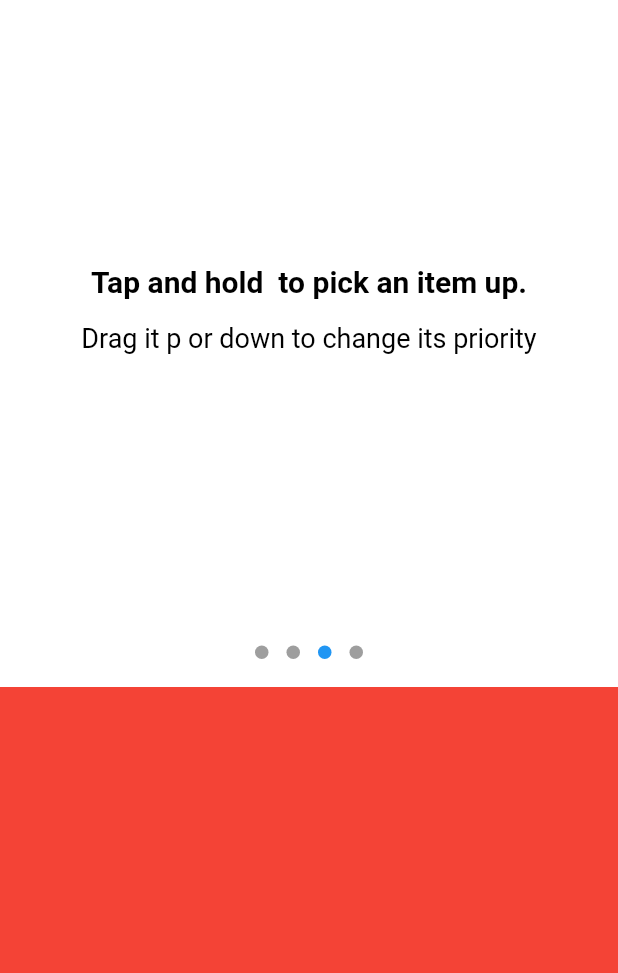
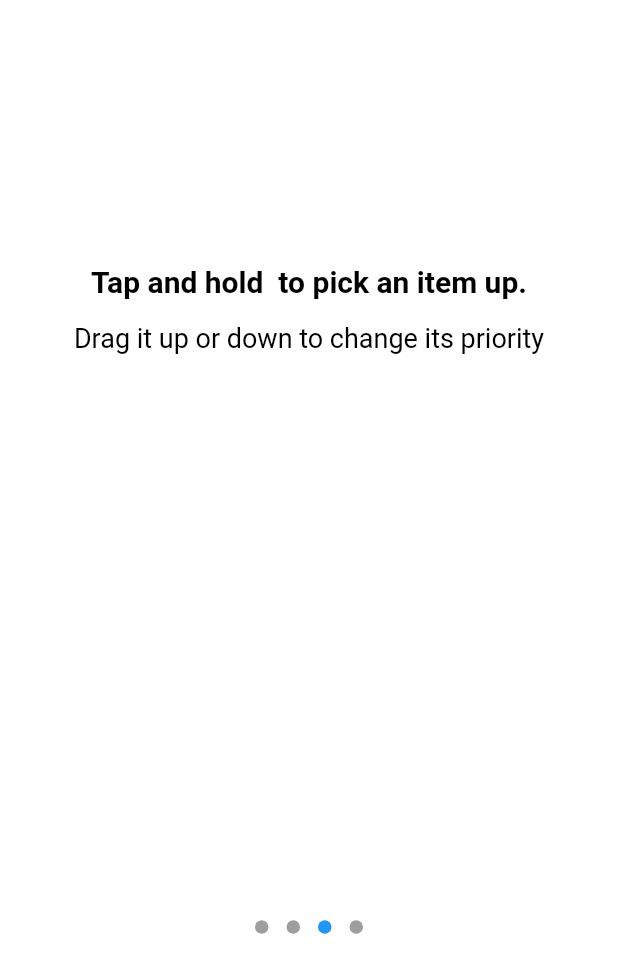
Before and after one commit to divya-rangnani/todo_list, a Flutter app: the screen it shows after launch, swiped to page 3, on a phone screen of 412 x 824 dp. Shown: the top 973 px of the screen. Run offline on Flutter 3.47's test engine with Material 2 defaults, Android fonts, the phone set to English and light mode, and no system bars; drawn by our look-alikes of dots_indicator; our stand-ins replace connectivity, dio, fluttertoast; missing offline and left inert: shake.

Commit message:
managed animated controller

```diff
--- a/lib/ui/intro_slider.dart
+++ b/lib/ui/intro_slider.dart
@@ -8,15 +8,26 @@ class IntroSlider extends StatefulWidget {
   _IntroSliderState createState() => _IntroSliderState();
 }
 
-class _IntroSliderState extends State<IntroSlider> {
+class _IntroSliderState extends State<IntroSlider>
+    with TickerProviderStateMixin {
   double height = 0;
   PageController _pageController = new PageController(initialPage: 0);
-  PageController _bottomPageController = new PageController(initialPage: 0);
   double currentPage = 0.0;
+  AnimationController _controller;
+  Animation<double> _animation;
 
   @override
   void initState() {
     _managePageController();
+    _controller = new AnimationController(
+      vsync: this,
+      duration: const Duration(milliseconds: 180),
+    );
+
+    _animation = new CurvedAnimation(
+      parent: _controller,
+      curve: new Interval(0.0, 1.0, curve: Curves.linear),
+    );
     super.initState();
   }
 
@@ -31,13 +42,13 @@ class _IntroSliderState extends State<IntroSlider> {
               controller: _pageController,
               children: [
                 //screen 1
-                IntroScreenOne(_pageController),
+                introScreenOne(_pageController),
                 //screen 2
-                IntroScreenTwo(context),
+                introScreenTwo(context),
                 //screen 3
-                IntroScreenThree(context),
+                introScreenThree(context),
                 //Screen 4
-                IntroScreenFour()
+                introScreenFour()
               ],
             ),
           ),
@@ -45,10 +56,7 @@ class _IntroSliderState extends State<IntroSlider> {
             alignment: Alignment.bottomCenter,
             child: Container(
               height: height,
-              width: MediaQuery
-                  .of(context)
-                  .size
-                  .width,
+              width: MediaQuery.of(context).size.width,
               child: Column(
                 children: [
                   Expanded(
@@ -58,28 +66,18 @@ class _IntroSliderState extends State<IntroSlider> {
                       position: currentPage,
                     ),
                   ),
-                  currentPage == 0 || currentPage >= 3
-                      ? Container()
-                      : Expanded(
-                    flex: 8,
-                    child: PageView(
-                      controller: _bottomPageController,
-                      children: [
-                        Container(
-                          color: Colors.red,
-                        ),
-                        Container(
-                          color: Colors.green,
-                        ),
-                        Container(
-                          color: Colors.black,
-                        ),
-                        Container(
-                          color: Colors.blue,
-                        ),
-                      ],
-                    ),
-                  )
+                  currentPage == 1
+                      ? AnimatedBuilder(
+                          animation: _animation,
+                          builder: (BuildContext context, Widget child) {
+                            return Expanded(
+                              flex: 8,
+                              child: Container(
+                                child: Image.asset('assets/mobile_screen.png'),
+                              ),
+                            );
+                          })
+                      : Container()
                 ],
               ),
             ),
@@ -94,23 +92,18 @@ class _IntroSliderState extends State<IntroSlider> {
       setState(() {
         currentPage = _pageController.page;
       });
-      if (_pageController.page == 2.0 && height == 50) {
+      if (_pageController.page == 2.0) {
+
+        setState(() {
+          height = _pageController.position.pixels / 2;
+        });
+        _controller.forward(from: 0.0);
+      }else{
         setState(() {
           height = 0.0;
         });
-        height = _pageController.position.pixels / 2;
       }
-      if (_pageController.page <= 1.0 && _pageController.page <= 3) {
-        setState(() {
-          height = 0.0;
-        });
-        height = _pageController.position.pixels;
-      } else {
-        if (_pageController.page != 0.0 && _pageController.page >= 3.0) {
-          height = 50;
-        }
-      }
-      if (_pageController.page == 3) {
+      if (_pageController.page > 2) {
         Navigator.pushReplacement(context,
             new MaterialPageRoute(builder: (context) => PersonalList()));
       }
--- a/lib/utils/CommonMethods.dart
+++ b/lib/utils/CommonMethods.dart
@@ -13,7 +13,7 @@ void showSnackBar(BuildContext context, String text) {
   ScaffoldMessenger.of(context).showSnackBar(SnackBar(content: Text(text)));
 }
 
-Widget IntroScreenOne(PageController _pageController) {
+Widget introScreenOne(PageController _pageController) {
   return GestureDetector(
     onTap: () {
       _pageController.animateToPage(
@@ -90,7 +90,7 @@ Widget IntroScreenOne(PageController _pageController) {
   );
 }
 
-Widget IntroScreenTwo(BuildContext context) {
+Widget introScreenTwo(BuildContext context) {
   return Column(
     children: [
       Expanded(
@@ -148,7 +148,7 @@ Widget IntroScreenTwo(BuildContext context) {
   );
 }
 
-Widget IntroScreenThree(BuildContext context) {
+Widget introScreenThree(BuildContext context) {
   return Column(
     children: [
       Expanded(
@@ -193,7 +193,7 @@ Widget IntroScreenThree(BuildContext context) {
                       TextSpan(
                         children: [
                           TextSpan(
-                            text: 'Drag it p or down to change its',
+                            text: 'Drag it up or down to change its',
                             style: TextStyle(
                               fontSize: 18,
                               color: Colors.black,
@@ -221,7 +221,7 @@ Widget IntroScreenThree(BuildContext context) {
   );
 }
 
-Widget IntroScreenFour() {
+Widget introScreenFour() {
   return Container(
     color: Colors.green,
   );
--- a/pubspec.yaml
+++ b/pubspec.yaml
@@ -29,5 +29,7 @@ dev_dependencies:
   built_value_generator: ^8.0.4
 
 flutter:
+  assets:
+    - assets/mobile_screen.png
 
   uses-material-design: true
```
Also changed, not shown: assets/mobile_screen.png (renamed from lib/assets/mobile_screen.png), 2 other files.
